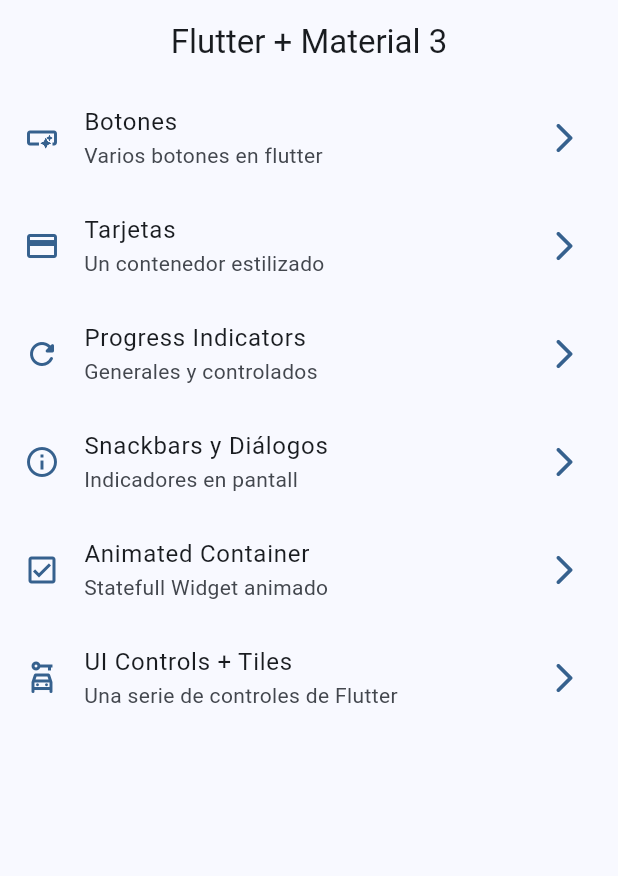
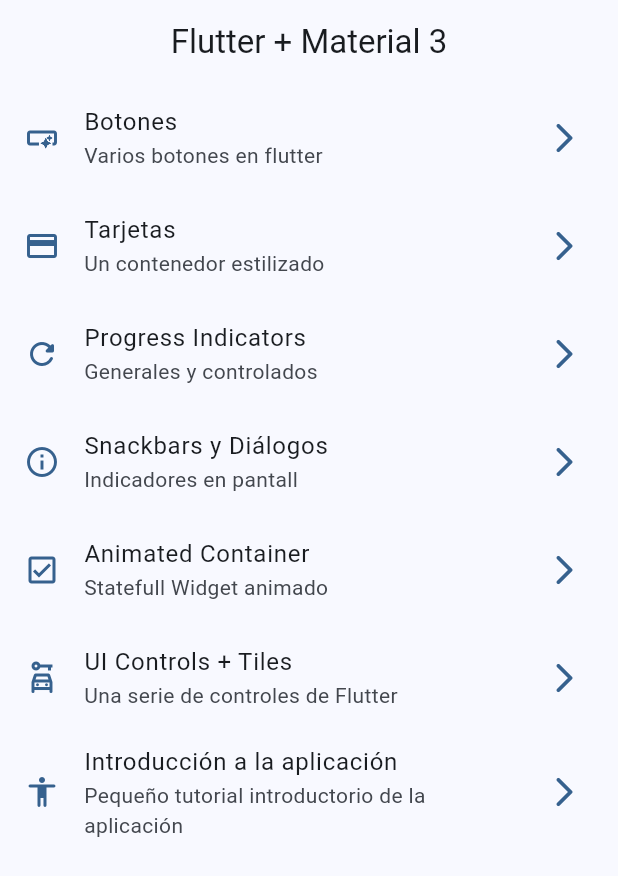
Before and after one commit to vogelFritz/widgets_app, a Flutter app: the screen it shows after launch, on a phone screen of 412 x 824 dp. Shown: the top 876 px of the screen. Run offline on Flutter 3.47's test engine with Material 3 defaults, Android fonts, the phone set to English and light mode, and no system bars; our stand-ins replace go_router.

```diff
--- a/lib/config/menu/menu_items.dart
+++ b/lib/config/menu/menu_items.dart
@@ -44,5 +44,10 @@ const appMenuItems = <MenuItems>[
       title: 'UI Controls + Tiles',
       subTitle: 'Una serie de controles de Flutter',
       link: '/ui-controls',
-      icon: Icons.car_rental_outlined)
+      icon: Icons.car_rental_outlined),
+  MenuItems(
+      title: 'Introducción a la aplicación',
+      subTitle: 'Pequeño tutorial introductorio de la aplicación',
+      link: '/tutorial',
+      icon: Icons.accessibility_rounded)
 ];
--- a/lib/config/router/app_router.dart
+++ b/lib/config/router/app_router.dart
@@ -38,6 +38,11 @@ final appRouter = GoRouter(
       name: UiControlsScreen.name,
       path: '/ui-controls',
       builder: (context, state) => const UiControlsScreen(),
+    ),
+    GoRoute(
+      name: AppTutorialScreen.name,
+      path: '/tutorial',
+      builder: (context, state) => const AppTutorialScreen(),
     )
   ],
 );
--- a/pubspec.yaml
+++ b/pubspec.yaml
@@ -18,3 +18,6 @@ dev_dependencies:
 
 flutter:
   uses-material-design: true
+
+assets:
+  - assets/Images/
```
Also changed, not shown: assets/Images/1.png (added), assets/Images/2.png (added), assets/Images/3.png (added), assets/Images/jar-loading.gif (added).
